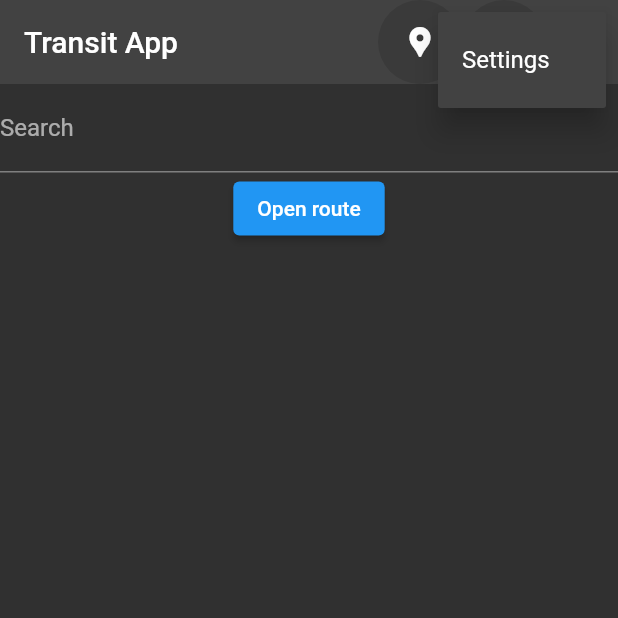
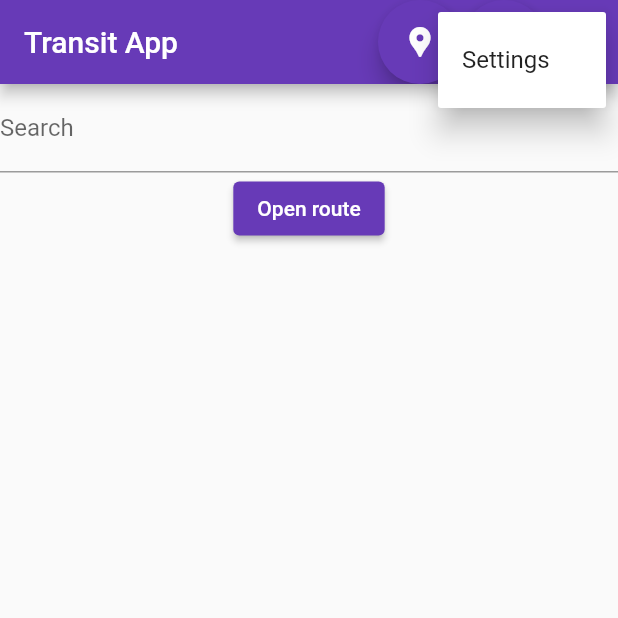
Before and after one commit to popcorn9499/TransitApp, a Flutter app: the screen it shows after launch, after a tap on the "menu" icon, on a phone screen of 412 x 824 dp, the top half of it. Run offline on Flutter 3.47's test engine with Material 2 defaults, Android fonts, the phone set to English and light mode, and no system bars; our stand-ins replace geolocator, settings_ui, shared_preferences, sprintf; network calls fail.

Commit message:
stateful way to load dark/light mode

```diff
--- a/lib/widgets/menus/main_menu.dart
+++ b/lib/widgets/menus/main_menu.dart
@@ -1,6 +1,7 @@
 import 'dart:async';
 
 import 'package:flutter/material.dart';
+import 'package:transit_app/Config/DarkThemePreference.dart';
 import 'package:transit_app/api/TransitManager.dart';
 import 'dart:math';
 import 'package:transit_app/widgets/menus/bus_stop_times.dart';
@@ -16,23 +17,50 @@ import 'close_stops_menu.dart';
 import 'favorites_menu.dart';
 
 
-class MainMenu extends StatelessWidget {
+class MainMenu extends StatefulWidget {
 
   MainMenu({Key? key}) : super(key: key);
+
+
+
+  @override
+  MainMenuState createState() => MainMenuState();
+}
+class MainMenuState extends State<MainMenu> {
+  ThemeMode themeMode = ThemeMode.dark;
+
+  @override
+  initState() {
+    WidgetsBinding.instance
+        .addPostFrameCallback((_) => loadSettings()); //run a start item on startup
+    super.initState();
+  }
+
+  Future<void> loadSettings() async {
+    bool themeStatus = await DarkThemePreference().getTheme();
+    setState(() {
+      if (themeStatus) {
+        themeMode = ThemeMode.dark;
+      } else {
+        themeMode = ThemeMode.light;
+      }
+    });
+  }
 
   // This widget is the root of your application.
   @override
   Widget build(BuildContext context) {
-    ThemeMode mode = ThemeMode.dark;
     return MaterialApp(
       title: 'Transit App',
       theme: Styles.lightTheme( context),
       darkTheme: Styles.darkTheme(context),
-      themeMode: mode,
+      themeMode: themeMode,
       home: const MyHomePage(title: 'Transit App'),
     );
   }
+
 }
+
 
 class MyHomePage extends StatefulWidget {
   const MyHomePage({Key? key, required this.title}) : super(key: key);
```
